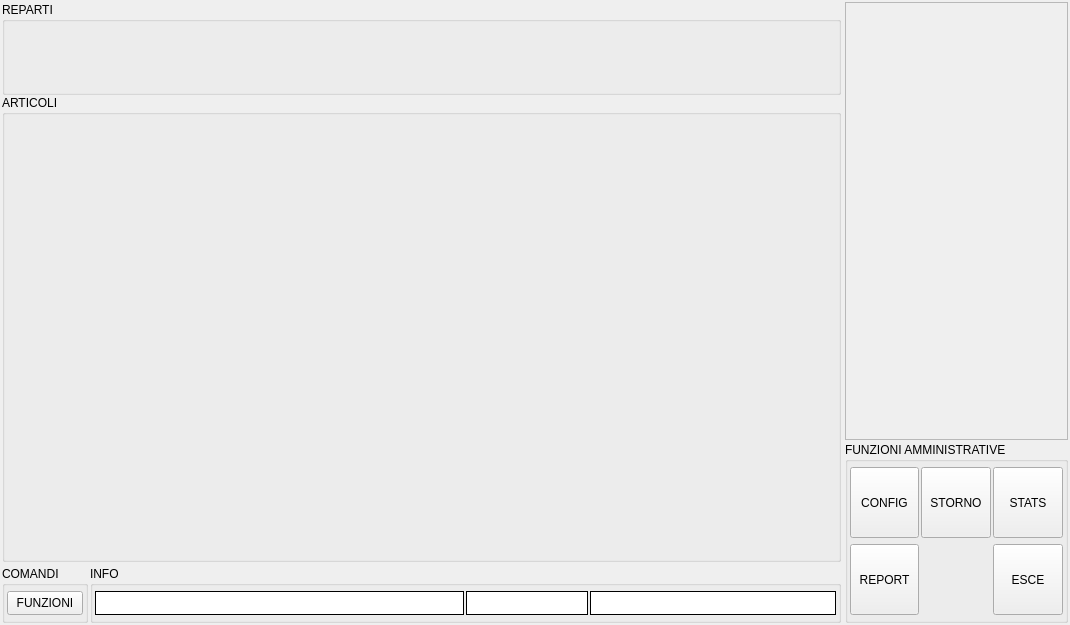
Before: the Qt Designer form src/mainwindow.ui in mtonin/gestcassa, drawn with Qt 5.
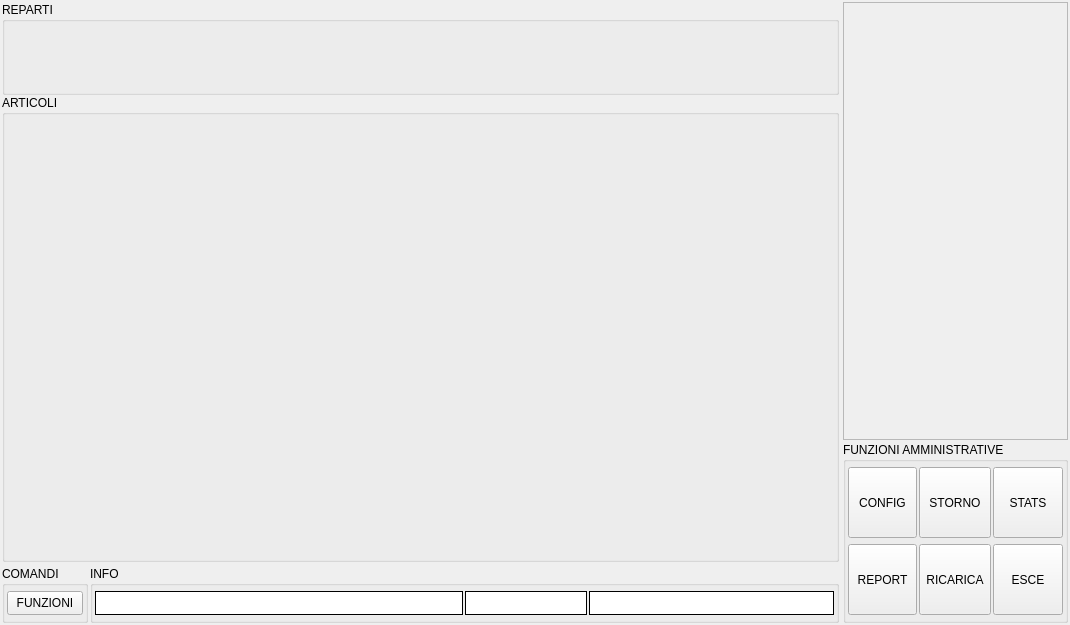
After: the same form once the commit is applied. Icons and pictures are not drawn.

The edit to the form file:
```diff
--- a/src/mainwindow.ui
+++ b/src/mainwindow.ui
@@ -600,6 +600,47 @@
            </property>
           </widget>
          </item>
+         <item row="1" column="2">
+          <widget class="QToolButton" name="ricaricaBtn">
+           <property name="sizePolicy">
+            <sizepolicy hsizetype="MinimumExpanding" vsizetype="Expanding">
+             <horstretch>0</horstretch>
+             <verstretch>0</verstretch>
+            </sizepolicy>
+           </property>
+           <property name="minimumSize">
+            <size>
+             <width>69</width>
+             <height>71</height>
+            </size>
+           </property>
+           <property name="maximumSize">
+            <size>
+             <width>100</width>
+             <height>100</height>
+            </size>
+           </property>
+           <property name="text">
+            <string>RICARICA</string>
+           </property>
+           <property name="icon">
+            <iconset resource="risorse.qrc">
+             <normaloff>:/GestCassa/reload</normaloff>:/GestCassa/reload</iconset>
+           </property>
+           <property name="iconSize">
+            <size>
+             <width>48</width>
+             <height>48</height>
+            </size>
+           </property>
+           <property name="autoExclusive">
+            <bool>false</bool>
+           </property>
+           <property name="toolButtonStyle">
+            <enum>Qt::ToolButtonTextUnderIcon</enum>
+           </property>
+          </widget>
+         </item>
         </layout>
        </widget>
       </item>
```
